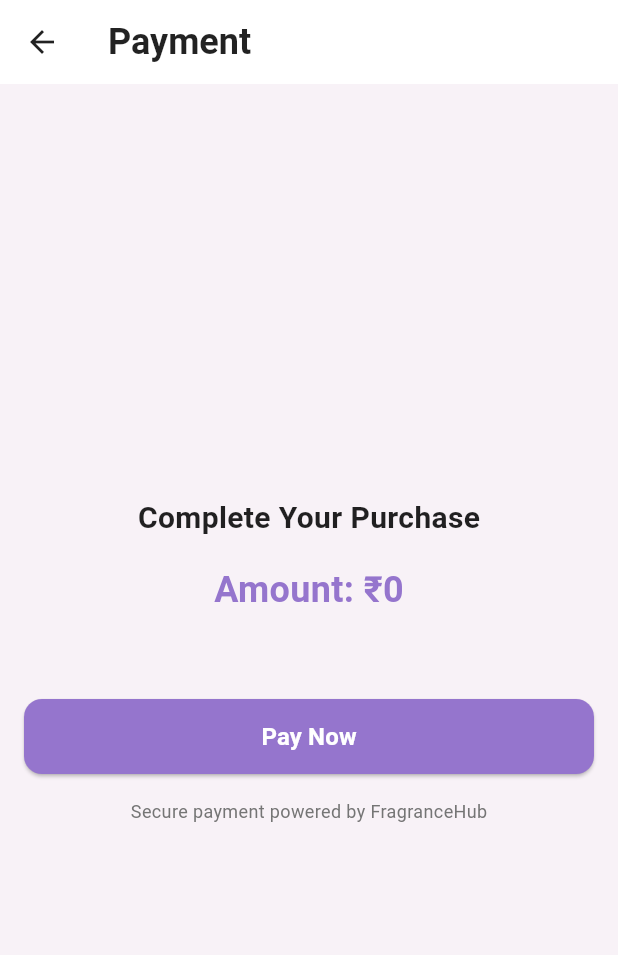
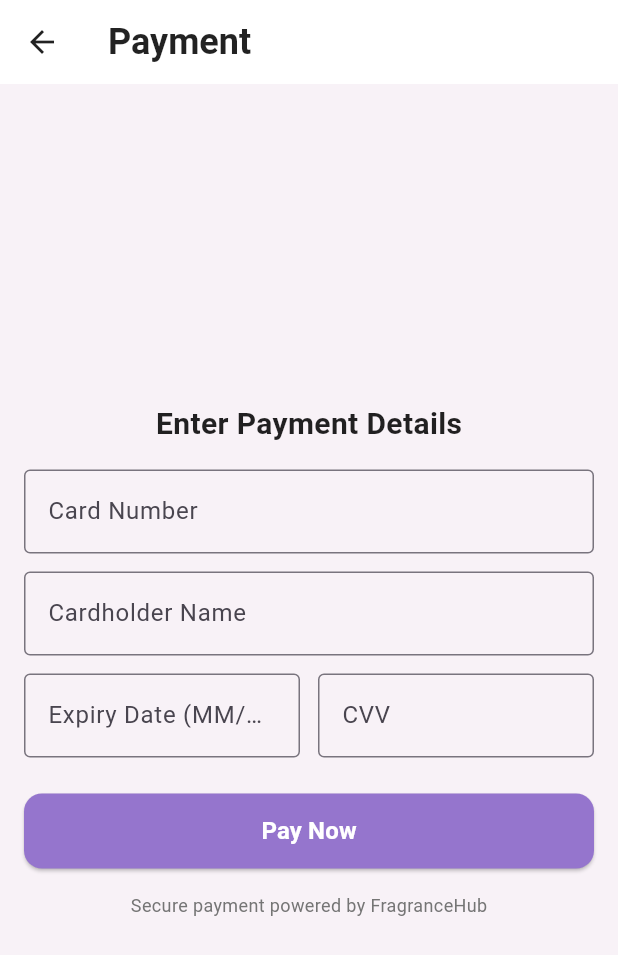
Before and after one commit to Jithin-sunil/FragranceHub, a Flutter app: the PaymentGatewayScreen screen opened directly with empty values, on a phone screen of 412 x 824 dp. Shown: the top 955 px of the screen. Run offline on Flutter 3.47's test engine with Material 3 defaults, Android fonts, the phone set to English and light mode, and no system bars; our stand-ins replace carousel_slider, confetti, file_picker, fl_chart, flutter_rating_bar, google_fonts and 5 more; accounts and stored records are empty.

Commit message:
paymentgateway

```diff
--- a/user/lib/screens/payment/payment.dart
+++ b/user/lib/screens/payment/payment.dart
@@ -13,17 +13,22 @@ class PaymentGatewayScreen extends StatefulWidget {
 
 class _PaymentGatewayScreenState extends State<PaymentGatewayScreen> {
   bool _isProcessing = false;
+  final _formKey = GlobalKey<FormState>();
+  final TextEditingController _cardNumberController = TextEditingController();
+  final TextEditingController _cardHolderController = TextEditingController();
+  final TextEditingController _expDateController = TextEditingController();
+  final TextEditingController _cvvController = TextEditingController();
 
   Future<void> checkout() async {
+    if (!_formKey.currentState!.validate()) return;
+
     setState(() => _isProcessing = true);
     try {
       await supabase.from('tbl_cart').update({'cart_status': 1}).eq('booking_id', widget.id);
-      await supabase
-          .from('tbl_booking')
-          .update({'booking_status': 1, 'booking_amount': widget.amt}).eq('id', widget.id);
+      await supabase.from('tbl_booking').update({'booking_status': 1, 'booking_amount': widget.amt}).eq('id', widget.id);
       Navigator.pushReplacement(
         context,
-        MaterialPageRoute(builder: (context) =>  PaymentSuccessPage()),
+        MaterialPageRoute(builder: (context) => PaymentSuccessPage()),
       );
     } catch (e) {
       print('Error during checkout: $e');
@@ -52,22 +57,53 @@ class _PaymentGatewayScreenState extends State<PaymentGatewayScreen> {
       ),
       body: Padding(
         padding: const EdgeInsets.all(16.0),
+        child: Form(
+          key: _formKey,
           child: Column(
             mainAxisAlignment: MainAxisAlignment.center,
             crossAxisAlignment: CrossAxisAlignment.center,
             children: [
               const Text(
-              'Complete Your Purchase',
+                'Enter Payment Details',
                 style: TextStyle(fontSize: 20, fontWeight: FontWeight.bold, color: Colors.black87),
               ),
               const SizedBox(height: 16),
-            Text(
-              'Amount: ₹${widget.amt}',
-              style: const TextStyle(fontSize: 24, fontWeight: FontWeight.w600, color: Color(0xFF9575CD)),
+              TextFormField(
+                controller: _cardNumberController,
+                keyboardType: TextInputType.number,
+                decoration: const InputDecoration(labelText: 'Card Number', border: OutlineInputBorder()),
+                validator: (value) => value!.length == 16 ? null : 'Enter a valid card number',
+              ),
+              const SizedBox(height: 12),
+              TextFormField(
+                controller: _cardHolderController,
+                keyboardType: TextInputType.name,
+                decoration: const InputDecoration(labelText: 'Cardholder Name', border: OutlineInputBorder()),
+                validator: (value) => value!.isNotEmpty ? null : 'Enter cardholder name',
+              ),
+              const SizedBox(height: 12),
+              Row(
+                children: [
+                  Expanded(
+                    child: TextFormField(
+                      controller: _expDateController,
+                      keyboardType: TextInputType.datetime,
+                      decoration: const InputDecoration(labelText: 'Expiry Date (MM/YY)', border: OutlineInputBorder()),
+                      validator: (value) => value!.length == 5 ? null : 'Enter a valid date',
+                    ),
+                  ),
+                  const SizedBox(width: 12),
+                  Expanded(
+                    child: TextFormField(
+                      controller: _cvvController,
+                      keyboardType: TextInputType.number,
+                      decoration: const InputDecoration(labelText: 'CVV', border: OutlineInputBorder()),
+                      validator: (value) => value!.length == 3 ? null : 'Enter a valid CVV',
+                    ),
+                  ),
+                ],
               ),
               const SizedBox(height: 24),
-
-            const SizedBox(height: 32),
               ElevatedButton(
                 onPressed: _isProcessing ? null : checkout,
                 style: ElevatedButton.styleFrom(
@@ -91,6 +127,7 @@ class _PaymentGatewayScreenState extends State<PaymentGatewayScreen> {
             ],
           ),
         ),
+      ),
     );
   }
 }
```
Also changed, not shown: user/lib/screens/shopping/order_details.dart (+131 -54 lines), 125 other files. Lines whose indentation alone changed are shown as unchanged.
